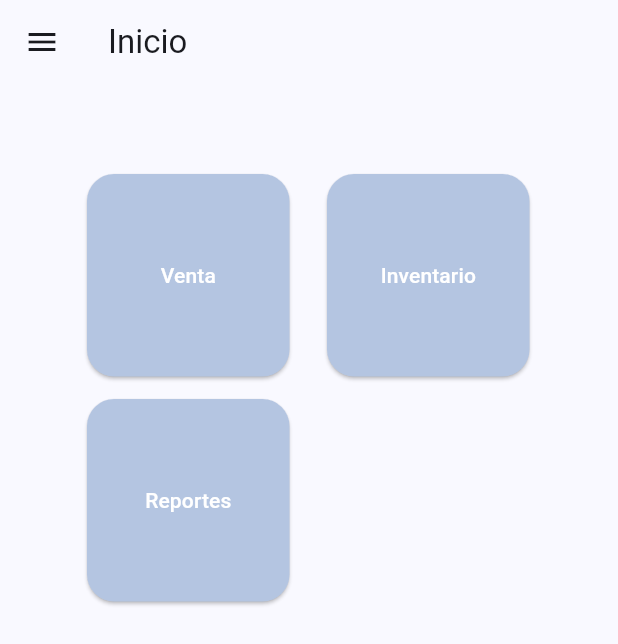
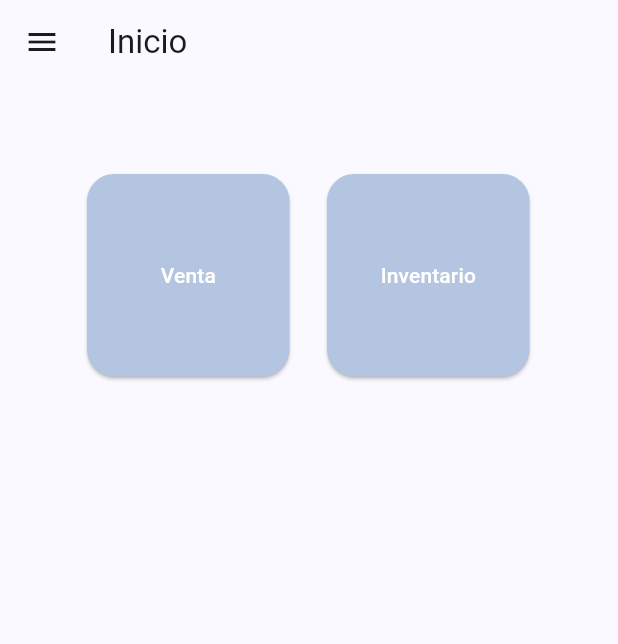
Before and after one commit to Campus-TD/tests, a Flutter app: the screen it shows after launch, on a phone screen of 412 x 824 dp. Shown: the top 644 px of the screen. Run offline on Flutter 3.47's test engine with Material 3 defaults, Android fonts, the phone set to English and light mode, and no system bars; our stand-ins replace hive, hive_flutter; missing offline and left inert: shrink_sidemenu; accounts and stored records are empty.

Commit message:
Proyecto Integrador

```diff
--- a/lib/View/inicio.dart
+++ b/lib/View/inicio.dart
@@ -75,7 +75,7 @@ class PrincipalView extends StatelessWidget {
               ],
             ),
             const SizedBox(height: 15),
-            Row(
+            /*  Row(
               mainAxisAlignment: MainAxisAlignment.start,
               children: [
                 const SizedBox(width: 58),
@@ -102,7 +102,7 @@ class PrincipalView extends StatelessWidget {
                   ),
                 ),
               ],
-            ),
+            ),*/
           ],
         ),
       ),
```
Also changed, not shown: lib/Widgets/buildMenu.dart (+9 -9 lines).
